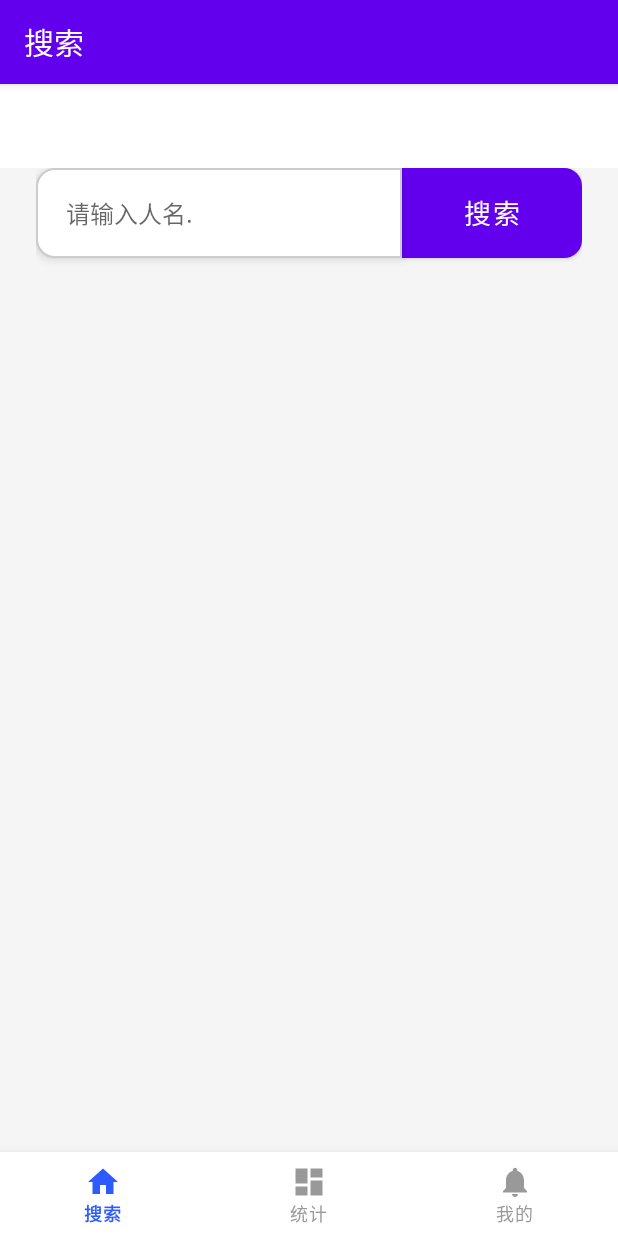
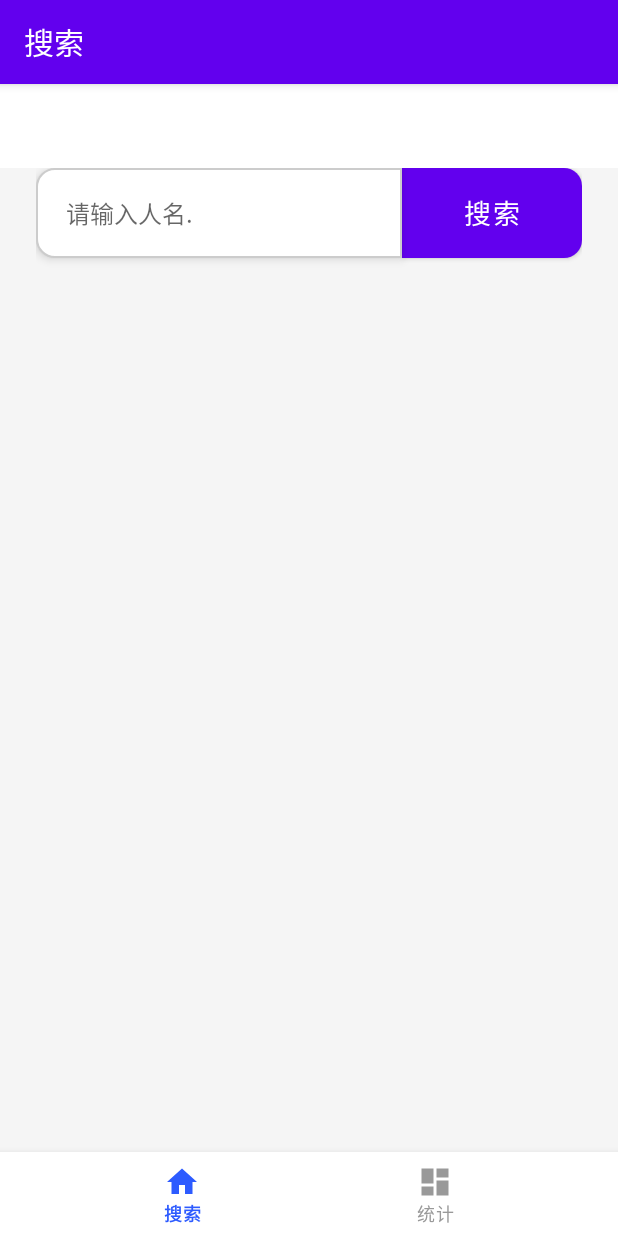
Before and after one commit to yanxubuchifan/hrandroid, an Android app: the screen it shows after launch (MainActivity), on a phone screen of 412 x 824 dp. Run offline under Robolectric (Android 15) with nearby library versions, the phone set to English and light mode, and no system bars; our stand-ins replace navigation-ui.

Commit message:
date1112

```diff
--- a/app/src/main/res/layout/item_family_member.xml
+++ b/app/src/main/res/layout/item_family_member.xml
@@ -9,7 +9,7 @@
     <TextView
         android:id="@+id/relation_text"
         android:layout_width="80dp"
-        android:layout_height="wrap_content"
+        android:layout_height="match_parent"
         android:gravity="center"
         android:textSize="14sp"
         android:textColor="@color/text_content"/>
@@ -45,7 +45,7 @@
     <TextView
         android:id="@+id/position_text"
         android:layout_width="200dp"
-        android:layout_height="match_parent"
+        android:layout_height="wrap_content"
         android:gravity="center"
         android:textSize="14sp"
         android:textColor="@color/text_content"/>
--- a/app/src/main/res/menu/bottom_nav_menu.xml
+++ b/app/src/main/res/menu/bottom_nav_menu.xml
@@ -11,9 +11,9 @@
         android:icon="@drawable/ic_dashboard_black_24dp"
         android:title="@string/title_dashboard" />
 
-    <item
-        android:id="@+id/navigation_notifications"
-        android:icon="@drawable/ic_notifications_black_24dp"
-        android:title="@string/title_notifications" />
+<!--    <item-->
+<!--        android:id="@+id/navigation_notifications"-->
+<!--        android:icon="@drawable/ic_notifications_black_24dp"-->
+<!--        android:title="@string/title_notifications" />-->
 
 </menu>
```
Also changed, not shown: app/src/main/java/com/cnpc/myapplication/ui/dashboard/DashboardFragment.kt (+0 -27 lines), app/src/main/res/layout/fragment_dashboard.xml (+3 -12 lines).
